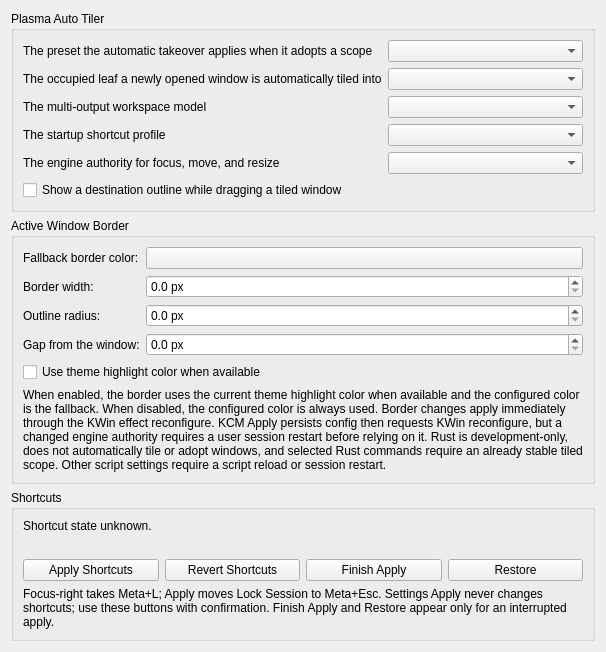
The window that kwin/native-effect/activeborderconfig.ui (beefsack/plasma-auto-tiler) describes before a commit, drawn with Qt 5.
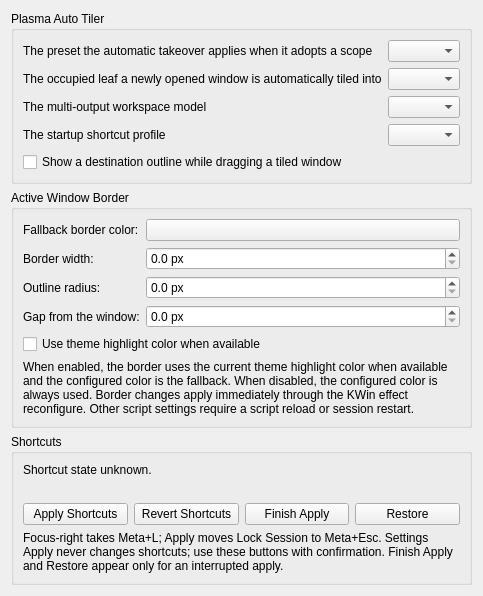
The same window after the commit. Custom widgets are drawn as their Qt base class.

Commit message: refactor(scope): remove legacy and trio runtime paths

The edit to the form file:
```diff
--- a/kwin/native-effect/activeborderconfig.ui
+++ b/kwin/native-effect/activeborderconfig.ui
@@ -61,20 +61,7 @@
        <item row="3" column="1">
         <widget class="QComboBox" name="shortcutProfileCombo"/>
        </item>
-       <item row="4" column="0">
-         <widget class="QLabel" name="label_engineAuthorityMode">
-          <property name="buddy">
-           <cstring>engineAuthorityModeCombo</cstring>
-          </property>
-         <property name="text">
-          <string>The engine authority for focus, move, and resize</string>
-         </property>
-        </widget>
-       </item>
-       <item row="4" column="1">
-        <widget class="QComboBox" name="engineAuthorityModeCombo"/>
-       </item>
-       <item row="5" column="0" colspan="2">
+       <item row="4" column="0" colspan="2">
        <widget class="QCheckBox" name="dropOutlinePreviewCheckBox">
         <property name="text">
          <string>Show a destination outline while dragging a tiled window</string>
@@ -182,7 +169,7 @@
        <item row="5" column="0" colspan="2">
         <widget class="QLabel" name="borderDescription">
          <property name="text">
-             <string>When enabled, the border uses the current theme highlight color when available and the configured color is the fallback. When disabled, the configured color is always used. Border changes apply immediately through the KWin effect reconfigure. KCM Apply persists config then requests KWin reconfigure, but a changed engine authority requires a user session restart before relying on it. Rust is development-only, does not automatically tile or adopt windows, and selected Rust commands require an already stable tiled scope. Other script settings require a script reload or session restart.</string>
+             <string>When enabled, the border uses the current theme highlight color when available and the configured color is the fallback. When disabled, the configured color is always used. Border changes apply immediately through the KWin effect reconfigure. Other script settings require a script reload or session restart.</string>
         </property>
         <property name="wordWrap">
          <bool>true</bool>
```
The commit also changes 192 other files.
